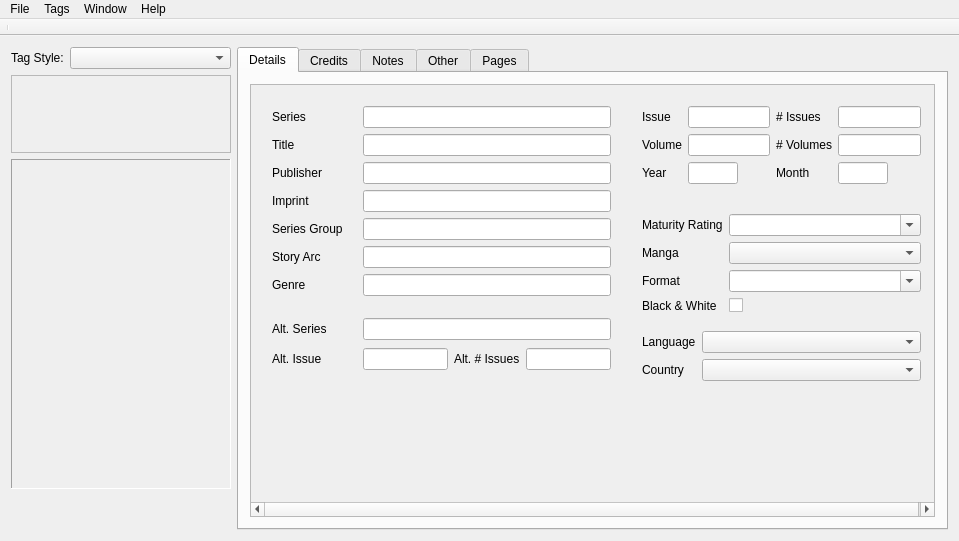
First picture: the form in taggerwindow.ui, repository comictagger/comictagger, before the edit.
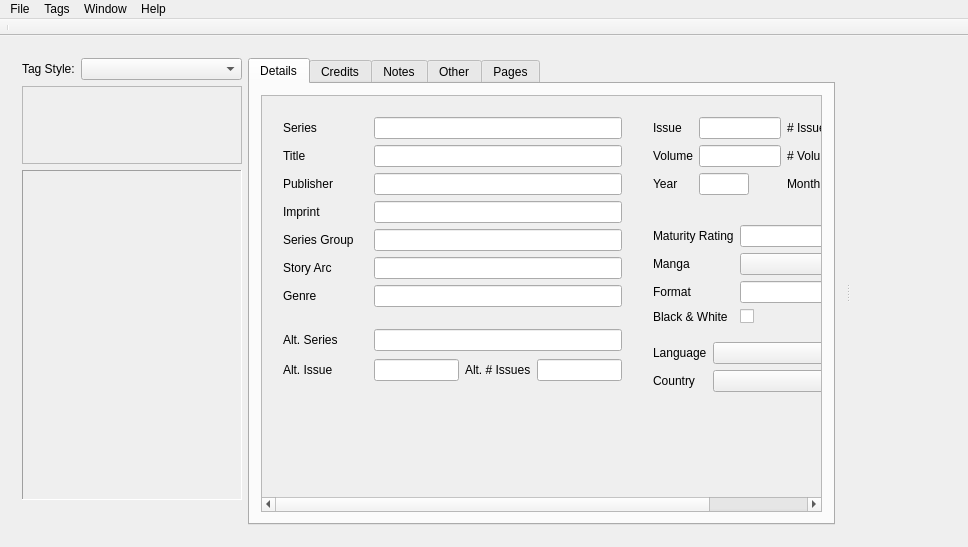
Second picture: the form after the edit.

```diff
--- a/taggerwindow.ui
+++ b/taggerwindow.ui
@@ -6,8 +6,8 @@
    <rect>
     <x>0</x>
     <y>0</y>
-    <width>959</width>
-    <height>541</height>
+    <width>968</width>
+    <height>547</height>
    </rect>
   </property>
   <property name="sizePolicy">
@@ -29,8 +29,22 @@
      <verstretch>0</verstretch>
     </sizepolicy>
    </property>
-   <layout class="QGridLayout" name="gridLayout_5">
-    <item row="0" column="0">
+   <property name="acceptDrops">
+    <bool>true</bool>
+   </property>
+   <layout class="QGridLayout" name="gridLayout">
+    <item row="1" column="0">
+     <widget class="QSplitter" name="splitter">
+      <property name="enabled">
+       <bool>true</bool>
+      </property>
+      <property name="acceptDrops">
+       <bool>true</bool>
+      </property>
+      <property name="orientation">
+       <enum>Qt::Horizontal</enum>
+      </property>
+      <widget class="QWidget" name="layoutWidget">
      <layout class="QHBoxLayout" name="horizontalLayout_2">
       <item>
        <layout class="QVBoxLayout" name="verticalLayout">
@@ -243,7 +257,7 @@
            <attribute name="title">
             <string>Details</string>
            </attribute>
-           <layout class="QGridLayout" name="gridLayout">
+             <layout class="QGridLayout" name="gridLayout_5">
             <item row="0" column="0">
              <widget class="QScrollArea" name="scrollArea">
               <property name="verticalScrollBarPolicy">
@@ -1038,6 +1052,13 @@
        </layout>
       </item>
      </layout>
+      </widget>
+      <widget class="QWidget" name="widgetListHolder" native="true">
+       <property name="acceptDrops">
+        <bool>false</bool>
+       </property>
+      </widget>
+     </widget>
     </item>
    </layout>
   </widget>
@@ -1046,8 +1067,8 @@
     <rect>
      <x>0</x>
      <y>0</y>
-     <width>959</width>
-     <height>25</height>
+     <width>968</width>
+     <height>28</height>
     </rect>
    </property>
    <widget class="QMenu" name="menuComicTagger">
```
Left out of the diff: 12 changed lines with no effect on the pictures. Lines whose indentation alone changed are shown as unchanged.
